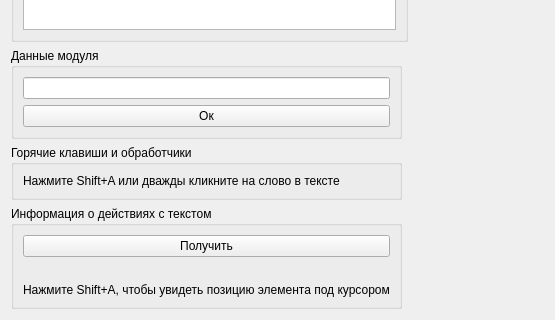
This is seviz/modules/EngineTest/enginetestwidget.ui in eltimen/seviz as Qt 5 draws it before an edit; both pictures show x 0 to 555 and y 252 to 572 of the 555 by 572 pixel window. The edited form follows.
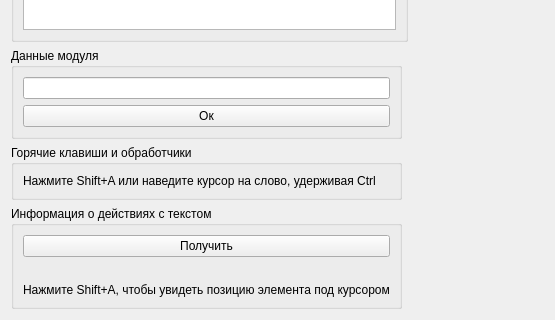
This is the edited form.

```diff
--- a/seviz/modules/EngineTest/enginetestwidget.ui
+++ b/seviz/modules/EngineTest/enginetestwidget.ui
@@ -72,7 +72,7 @@
       <item>
        <widget class="QLabel" name="label_5">
         <property name="text">
-         <string>Нажмите Shift+A или дважды кликните на слово в тексте</string>
+         <string>&lt;html&gt;&lt;head/&gt;&lt;body&gt;&lt;p&gt;Нажмите Shift+A или наведите курсор на слово, удерживая Ctrl&lt;/p&gt;&lt;/body&gt;&lt;/html&gt;</string>
         </property>
        </widget>
       </item>
```
